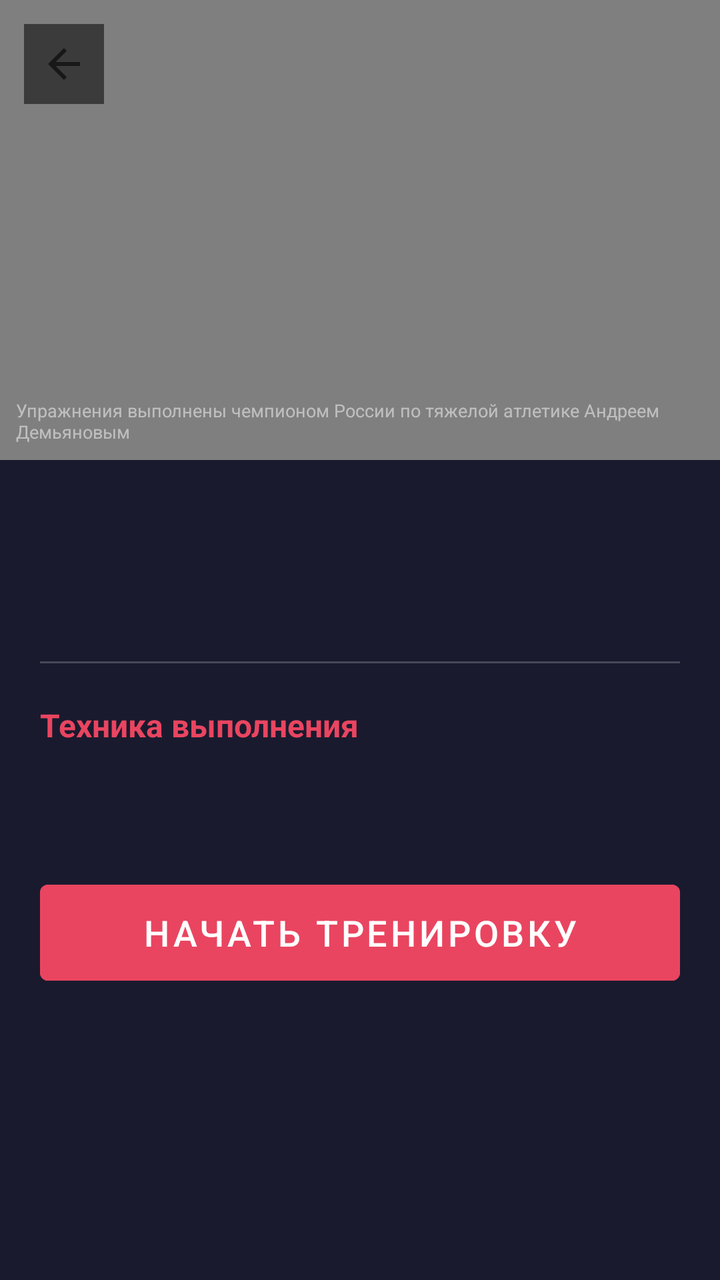
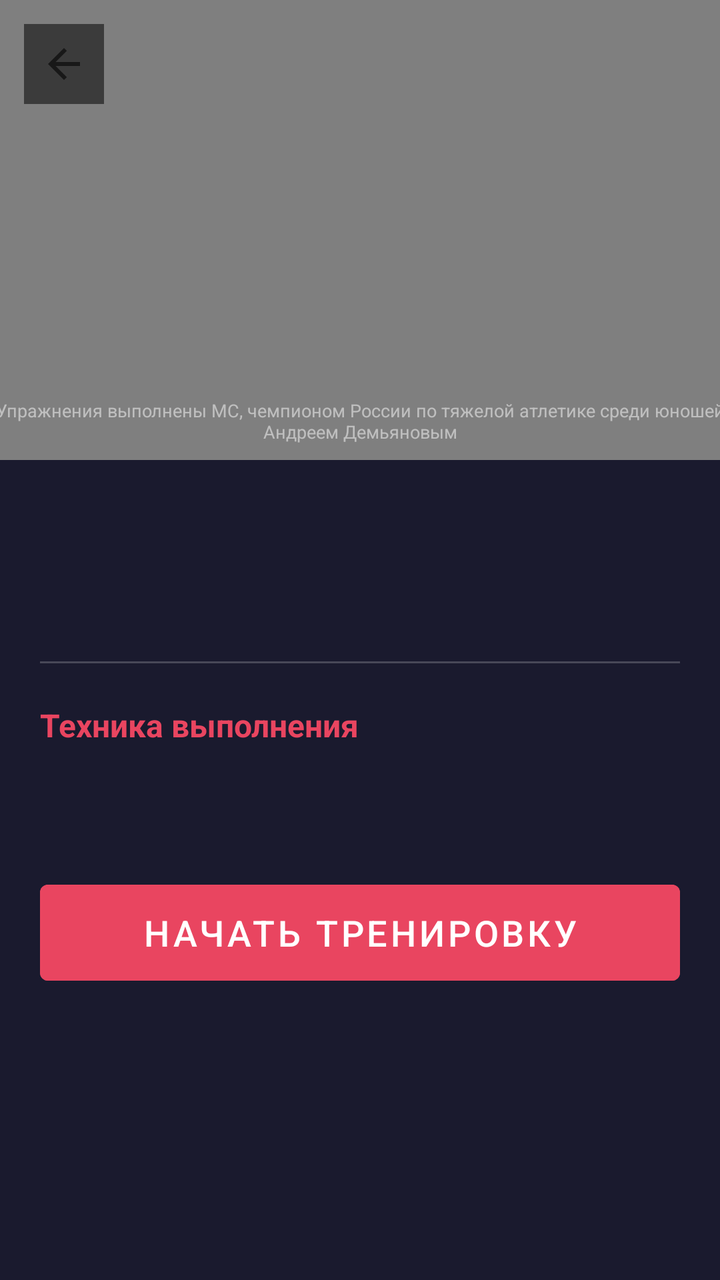

An Android layout rendered at two revisions. The XML below is the earlier revision; the diff shows what the commit changed to produce the second picture.
<!-- AndroidManifest.xml: activity theme Theme.Personaltrainer.NoActionBar -->
<!-- res/layout/activity_exercise_detail.xml -->
<?xml version="1.0" encoding="utf-8"?>
<androidx.core.widget.NestedScrollView xmlns:android="http://schemas.android.com/apk/res/android"
    xmlns:app="http://schemas.android.com/apk/res-auto"
    android:id="@+id/scrollViewDetail"
    android:layout_width="match_parent"
    android:layout_height="match_parent"
    android:background="@color/background_dark"
    android:fillViewport="true">

    <LinearLayout
        android:layout_width="match_parent"
        android:layout_height="wrap_content"
        android:orientation="vertical">

        <FrameLayout
            android:layout_width="match_parent"
            android:layout_height="230dp"
            android:background="@color/black">

            <VideoView
                android:id="@+id/videoView"
                android:layout_width="match_parent"
                android:layout_height="match_parent"
                android:layout_gravity="center" />

            <ImageView
                android:id="@+id/btnDetailBack"
                android:layout_width="wrap_content"
                android:layout_height="wrap_content"
                android:layout_gravity="top|start"
                android:layout_margin="12dp"
                android:padding="8dp"
                android:src="@drawable/arrow_back"
                android:background="@color/overlay_black"
                android:clickable="true"
                android:focusable="true"
                android:contentDescription="@string/btn_back" />

            <TextView
                android:layout_width="wrap_content"
                android:layout_height="wrap_content"
                android:layout_gravity="bottom|end"
                android:layout_margin="8dp"
                android:text="@string/trainer"
                android:textColor="#80FFFFFF"
                android:textSize="9sp" />

        </FrameLayout>

        <LinearLayout
            android:layout_width="match_parent"
            android:layout_height="wrap_content"
            android:orientation="vertical"
            android:padding="20dp">

            <TextView
                android:id="@+id/tvDetailTitle"
                android:layout_width="wrap_content"
                android:layout_height="wrap_content"
                android:layout_marginBottom="8dp"
                android:textColor="@color/white"
                android:textSize="26sp"
                android:textStyle="bold" />

            <TextView
                android:id="@+id/tvDetailMeta"
                android:layout_width="wrap_content"
                android:layout_height="wrap_content"
                android:layout_marginBottom="20dp"
                android:textColor="@color/primary"
                android:textSize="13sp" />

            <View
                android:layout_width="match_parent"
                android:layout_height="1dp"
                android:layout_marginBottom="20dp"
                android:background="@color/divider_light" />

            <TextView
                android:layout_width="wrap_content"
                android:layout_height="wrap_content"
                android:layout_marginBottom="12dp"
                android:text="@string/detail_technique"
                android:textColor="@color/primary"
                android:textSize="16sp"
                android:textStyle="bold" />

            <TextView
                android:id="@+id/tvDetailDescription"
                android:layout_width="match_parent"
                android:layout_height="wrap_content"
                android:layout_marginBottom="32dp"
                android:lineSpacingMultiplier="1.6"
                android:textColor="@color/detail_description"
                android:textSize="14sp" />

            <Button
                android:id="@+id/btnStartExercise"
                android:layout_width="match_parent"
                android:layout_height="60dp"
                android:layout_marginBottom="16dp"
                android:backgroundTint="@color/primary"
                android:text="@string/start_workout"
                android:textColor="@color/white"
                android:textSize="18sp" />

        </LinearLayout>

    </LinearLayout>

</androidx.core.widget.NestedScrollView>
<!-- resources referenced by this layout -->
<resources>
  <color name="background_dark">#1A1A2E</color>
  <color name="black">#FF000000</color>
  <color name="detail_description">#DDDDDD</color>
  <color name="divider_light">#33FFFFFF</color>
  <color name="overlay_black">#88000000</color>
  <color name="primary">#E94560</color>
  <color name="white">#FFFFFFFF</color>
  <!-- drawable arrow_back (drawable) -->
  <vector xmlns:android="http://schemas.android.com/apk/res/android"
      android:width="24dp"
      android:height="24dp"
      android:viewportWidth="960"
      android:viewportHeight="960"
      android:tint="?attr/colorControlNormal"
      android:autoMirrored="true">
    <path
        android:fillColor="@android:color/white"
        android:pathData="M313,520L537,744L480,800L160,480L480,160L537,216L313,440L800,440L800,520L313,520Z"/>
  </vector>
  <string name="btn_back">← Назад</string>
  <string name="detail_technique">Техника выполнения</string>
  <string name="start_workout">Начать тренировку</string>
  <string name="trainer">Упражнения выполнены чемпионом России по тяжелой атлетике Андреем Демьяновым</string>
  <style name="Theme.Personaltrainer.NoActionBar">
          <item name="android:windowFullscreen">true</item>
      </style>
</resources>

<!-- the commit's change to res/layout/activity_exercise_detail.xml (unified diff, before → after) -->
@@ -13,6 +13,7 @@
         android:orientation="vertical">
 
         <FrameLayout
+            android:id="@+id/videoContainer"
             android:layout_width="match_parent"
             android:layout_height="230dp"
             android:background="@color/black">
@@ -37,10 +38,11 @@
                 android:contentDescription="@string/btn_back" />
 
             <TextView
-                android:layout_width="wrap_content"
+                android:layout_width="390dp"
                 android:layout_height="wrap_content"
-                android:layout_gravity="bottom|end"
-                android:layout_margin="8dp"
+                android:layout_gravity="bottom|center_horizontal"
+                android:layout_marginBottom="8dp"
+                android:gravity="center"
                 android:text="@string/trainer"
                 android:textColor="#80FFFFFF"
                 android:textSize="9sp" />
<!-- resource entries referenced after the edit -->
@@ -22,7 +22,7 @@
   <string name="btn_back">← Назад</string>
   <string name="detail_technique">Техника выполнения</string>
   <string name="start_workout">Начать тренировку</string>
-  <string name="trainer">Упражнения выполнены чемпионом России по тяжелой атлетике Андреем Демьяновым</string>
+  <string name="trainer">Упражнения выполнены МС, чемпионом России по тяжелой атлетике среди юношей Андреем Демьяновым</string>
   <style name="Theme.Personaltrainer.NoActionBar">
           <item name="android:windowFullscreen">true</item>
       </style>
